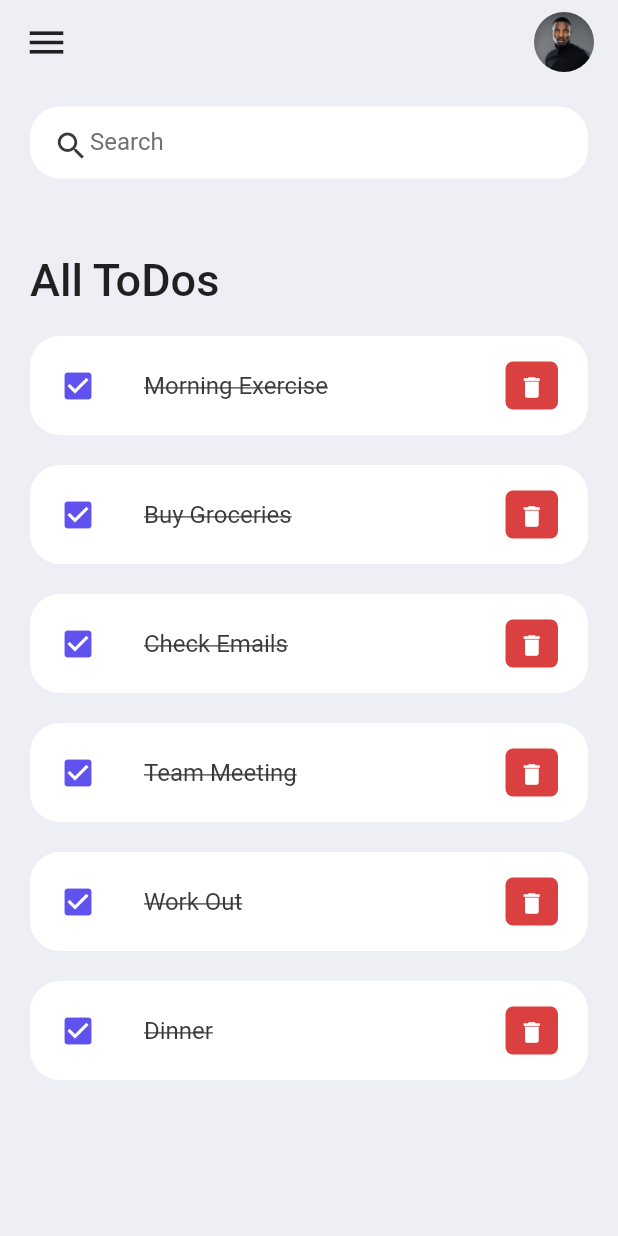
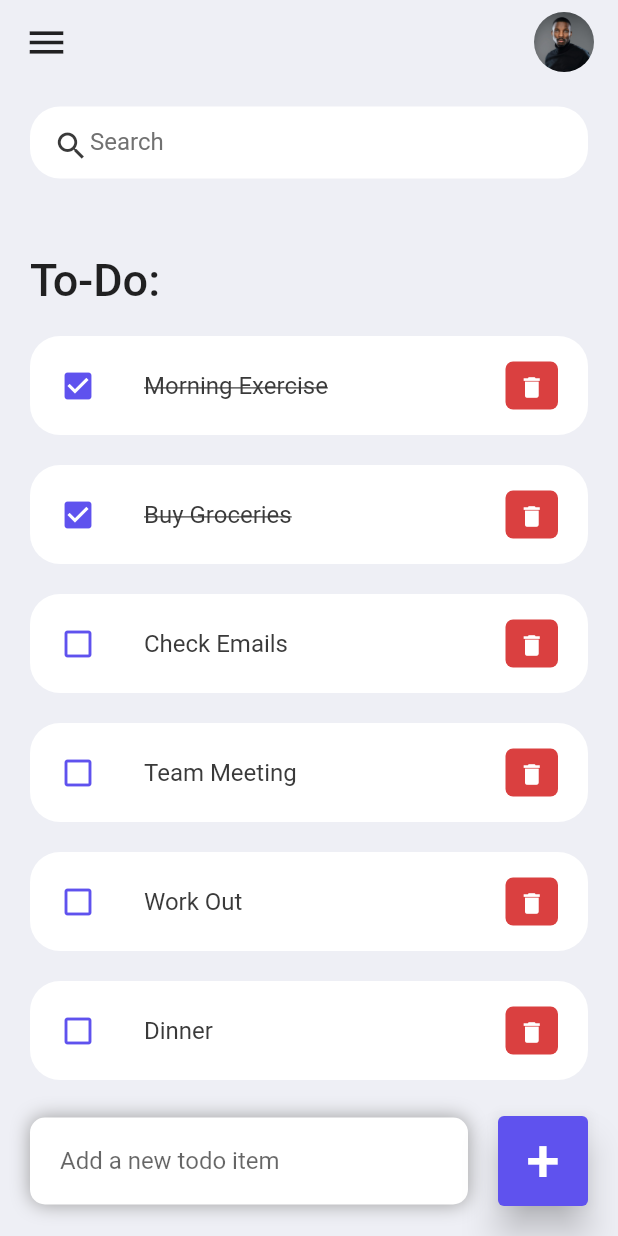
Before and after one commit to ppriyansh2000/ToDo-Mobile-Application, a Flutter app: the screen it shows after launch, on a phone screen of 412 x 824 dp. Run offline on Flutter 3.47's test engine with Material 2 defaults, Android fonts, the phone set to English and light mode, and no system bars.

Commit message:
Final Functionality commit, home page is complete

```diff
--- a/todo_app/lib/model/todo.dart
+++ b/todo_app/lib/model/todo.dart
@@ -12,13 +12,12 @@ class ToDo{
   });
   static List<ToDo> todoList(){
   return[
+    ToDo(id: '06', todoText: 'Dinner',),
+    ToDo(id: '05', todoText: 'Work Out',),
+    ToDo(id: '04', todoText: 'Team Meeting',),
+    ToDo(id: '03', todoText: 'Check Emails',),
+    ToDo(id: '02', todoText: 'Buy Groceries', isDone: true),
     ToDo(id: '01', todoText: 'Morning Exercise', isDone: true),
-    ToDo(id: '02', todoText: 'Buy Groceries', isDone: true),
-    ToDo(id: '03', todoText: 'Check Emails',),
-    ToDo(id: '04', todoText: 'Team Meeting',),
-    ToDo(id: '05', todoText: 'Work Out',),
-    ToDo(id: '06', todoText: 'Dinner',),
-
     ];
   }
 }
--- a/todo_app/lib/screens/home.dart
+++ b/todo_app/lib/screens/home.dart
@@ -2,63 +2,178 @@ import 'package:flutter/material.dart';
 import '../model/todo.dart';
 import '../widgets/todo_item.dart';
 
-class Home extends StatelessWidget {
+class Home extends StatefulWidget {
   Home({Key? key}) : super(key: key);
 
+  @override
+  State<Home> createState() => _HomeState();
+}
+
+class _HomeState extends State<Home> {
   final todoList = ToDo.todoList();
+  List<ToDo> _foundToDo = [];
+  final _todoController = TextEditingController();
+
+  @override
+  void initState(){
+    _foundToDo = todoList;
+    super.initState();
+  }
 
   @override
   Widget build(BuildContext context) {
     return Scaffold(
-      backgroundColor: Color(0xFFEEEFF5),
+      backgroundColor: const Color(0xFFEEEFF5),
       appBar: _buildAppBar(),
-      body: Container(
-        padding: EdgeInsets.symmetric(horizontal: 20, vertical: 15),
+      body: Stack(
+        children: [
+          Container(
+            padding: const EdgeInsets.symmetric(horizontal: 20, vertical: 15),
             child: Column(
               children: [
-            SearchBox(),
+                _SearchBox(),
                 Expanded(
                   child: ListView(
                     children: [
-                  Container(
-                    margin: EdgeInsets.only(top: 50, bottom: 20),
-                    child: Text(
-                      'All ToDos',
+                      _todoText(),
+                      for (ToDo todoo in _foundToDo.reversed)
+                        ToDoItem(
+                          todo: todoo,
+                          onToDoChange: _handleToDoChange,
+                          OnDeleteItem: _handleDelete,
+                        ),
+                    ],
+                  ),
+                ),
+              ],
+            ),
+          ),
+          Align(
+            alignment: Alignment.bottomCenter,
+            child: Row(
+              children: [
+                Expanded(
+                  child: _addTaskTextBox(),
+                ),
+                _addTaskButton(),
+              ],
+            ),
+          ),
+        ],
+      ),
+    );
+  }
+
+  void _handleToDoChange(ToDo todo){
+    setState(() {
+      todo.isDone = !todo.isDone;
+    });
+  }
+
+  void _handleDelete(String id){
+    setState(() {
+      todoList.removeWhere((item) => item.id==id);
+      _foundToDo.removeWhere((item) => item.id ==id);
+    });
+  }
+
+  void _addToDoItem(String toDo){
+    setState(() {
+      todoList.add(ToDo(id: DateTime.now().microsecondsSinceEpoch.toString(), todoText: toDo));
+    });
+    _todoController.clear();
+  }
+
+  void _runFilter(String enterKeyword){
+    List<ToDo> results = [];
+    if(enterKeyword.isEmpty){
+      results = todoList;
+    }else{
+      results = todoList.where((item) => item.todoText!.toLowerCase().contains(enterKeyword.toLowerCase())).toList();
+    }
+    setState(() {
+      _foundToDo = results;
+    });
+  }
+
+  Container _todoText() {
+    return Container(
+      margin: const EdgeInsets.only(top: 50, bottom: 20),
+      child: const Text(
+        'To-Do:',
         style: TextStyle(
           fontSize: 30,
           fontWeight: FontWeight.w500,
         ),
       ),
+    );
+  }
+
+  Container _addTaskTextBox() {
+    return Container(
+      margin: const EdgeInsets.only(bottom: 20, right: 20, left: 20),
+      padding: const EdgeInsets.symmetric(horizontal: 20, vertical: 5),
+      decoration: BoxDecoration(
+        color: Colors.white,
+        boxShadow: const [
+          BoxShadow(
+            color: Colors.grey,
+            offset: Offset(0, 0),
+            blurRadius: 10.0,
+            spreadRadius: 0.0,
           ),
-                  for(ToDo todoo in todoList)
-                    ToDoItem(todo: todoo,),
         ],
+        borderRadius: BorderRadius.circular(10),
       ),
-            )
-          ],
+      child: TextField(
+        controller: _todoController,
+        decoration: InputDecoration(
+          hintText: 'Add a new todo item',
+          border: InputBorder.none,
         ),
       ),
     );
   }
 
-  Container SearchBox() {
+  Container _addTaskButton() {
     return Container(
-            padding: EdgeInsets.symmetric(horizontal: 15),
+      margin: const EdgeInsets.only(
+        bottom: 20,
+        right: 20,
+      ),
+      child: ElevatedButton(
+        onPressed: () {
+          _addToDoItem(_todoController.text);
+        },
+        style: ElevatedButton.styleFrom(
+          backgroundColor: const Color(0xFF5F52EE),
+          minimumSize: const Size(60,60),
+          elevation: 10,
+        ),
+        child: const Text(
+          '+',
+          style: TextStyle(fontSize: 40),
+        ),
+      ),
+    );
+  }
+
+  Container _SearchBox() {
+    return Container(
+      padding: const EdgeInsets.symmetric(horizontal: 15),
       decoration: BoxDecoration(
         color: Colors.white,
         borderRadius: BorderRadius.circular(20),
       ),
-            child: const TextField(
+      child: TextField(
+        onChanged: (value) => _runFilter(value),
         decoration: InputDecoration(
           contentPadding: EdgeInsets.all(0),
           prefixIcon: Icon(
             Icons.search,
             color: Color(0xFF3A3A3A),
           ),
-                prefixIconConstraints: BoxConstraints(
-                  maxHeight: 20,
-                  minWidth: 25
-                ),
+          prefixIconConstraints: BoxConstraints(maxHeight: 20, minWidth: 25),
           border: InputBorder.none,
           hintText: 'Search',
           hintStyle: TextStyle(color: Color(0xFF717171)),
@@ -69,12 +184,10 @@ class Home extends StatelessWidget {
 
   AppBar _buildAppBar() {
     return AppBar(
-      backgroundColor: Color(0xFFEEEFF5),
+      backgroundColor: const Color(0xFFEEEFF5),
       elevation: 0,
-      title: Row(
-        mainAxisAlignment: MainAxisAlignment.spaceBetween,
-        children: [
-        Icon(
+      title: Row(mainAxisAlignment: MainAxisAlignment.spaceBetween, children: [
+        const Icon(
           Icons.menu,
           color: Colors.black87,
           size: 30,
--- a/todo_app/lib/widgets/todo_item.dart
+++ b/todo_app/lib/widgets/todo_item.dart
@@ -3,8 +3,9 @@ import '../model/todo.dart';
 
 class ToDoItem extends StatelessWidget{
   final ToDo todo;
-
-  const ToDoItem({Key? key, required this.todo}) : super(key: key);
+  final onToDoChange;
+  final OnDeleteItem;
+  const ToDoItem({Key? key, required this.todo, required this.onToDoChange, required this.OnDeleteItem}) : super(key: key);
 
   @override
   Widget build(BuildContext context){
@@ -12,18 +13,21 @@ class ToDoItem extends StatelessWidget{
       margin: EdgeInsets.only(bottom: 20),
       child: ListTile(
         onTap: (){
-          print('hi');
+          onToDoChange(todo);
         },
         shape: RoundedRectangleBorder(borderRadius: BorderRadius.circular(20)),
         contentPadding: EdgeInsets.symmetric(horizontal: 20,vertical: 5),
         tileColor: Colors.white,
-        leading: Icon(Icons.check_box, color: Color(0xFF5F52EE),),
+        leading: Icon(
+          todo.isDone ? Icons.check_box : Icons.check_box_outline_blank,
+          color: Color(0xFF5F52EE),
+        ),
         title: Text(
           todo.todoText!,
           style: TextStyle(
             fontSize: 16,
             color: Color(0xFF3A3A3A),
-            decoration: TextDecoration.lineThrough
+            decoration: todo.isDone ? TextDecoration.lineThrough : null,
           ),
         ),
         trailing: Container(
@@ -39,7 +43,9 @@ class ToDoItem extends StatelessWidget{
             color: Colors.white,
             iconSize: 18,
             icon: Icon(Icons.delete),
-            onPressed: () {},
+            onPressed: () {
+              OnDeleteItem(todo.id);
+            },
           ),
         ),
       ),
```
Lines whose indentation alone changed are shown as unchanged.
